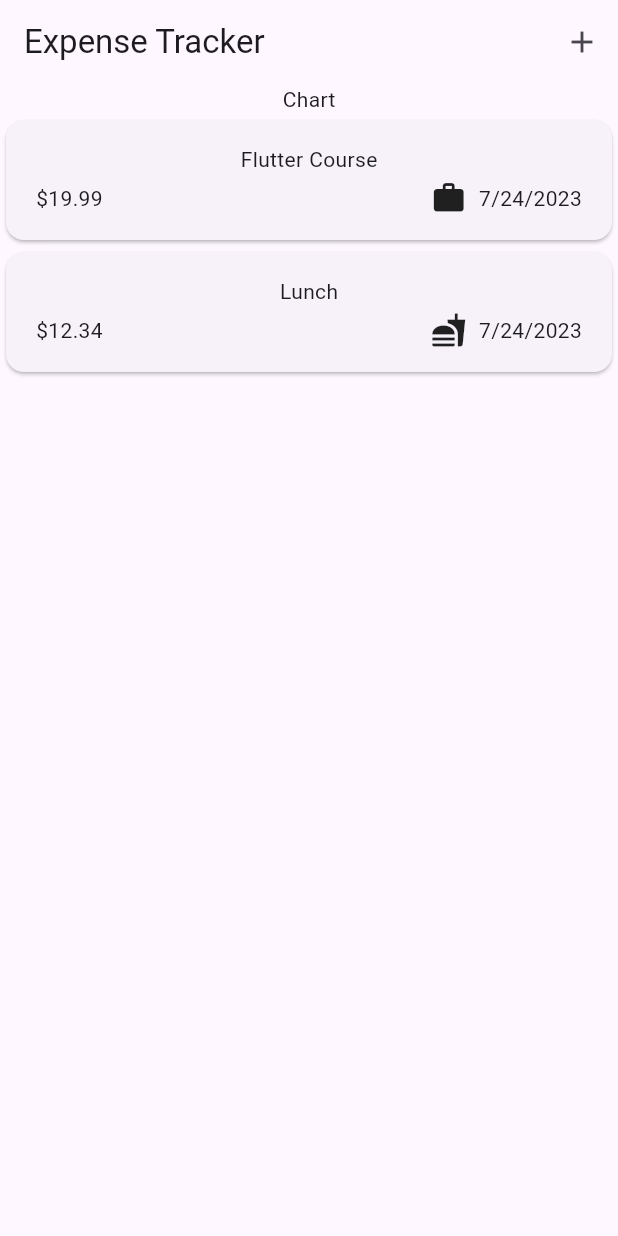
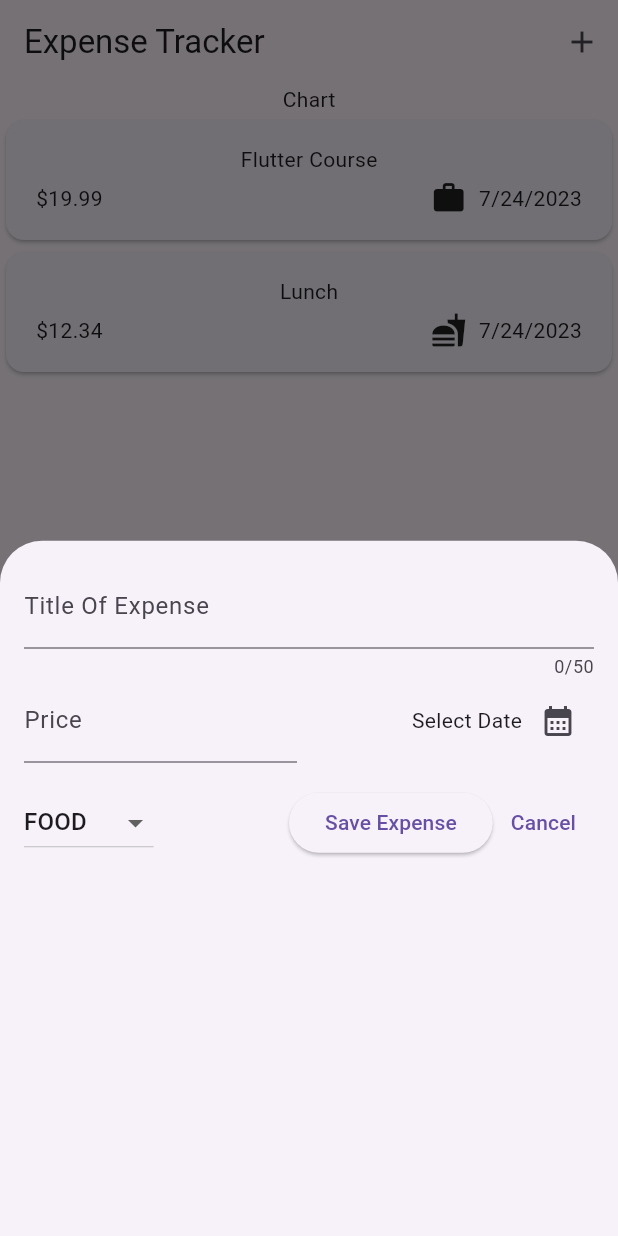
Before and after one commit to tristantanjh/FlutterAndDartGuide2023, a Flutter app: the screen it shows after launch, after a tap on the "add" icon, on a phone screen of 412 x 824 dp. Run offline on Flutter 3.47's test engine with Material 2 defaults, Android fonts, the phone set to English and light mode, and no system bars; our stand-ins replace google_fonts.

Commit message:
Add required input to new expense modal

```diff
--- a/expense_tracker/lib/widgets/expenses.dart
+++ b/expense_tracker/lib/widgets/expenses.dart
@@ -1,4 +1,5 @@
 import 'package:expense_tracker/widgets/expenses_list/expenses_list.dart';
+import 'package:expense_tracker/widgets/new_expense.dart';
 import 'package:flutter/material.dart';
 import 'package:expense_tracker/models/expense.dart';
 
@@ -27,12 +28,19 @@ class _ExpensesState extends State<Expenses> {
     ),
   ];
 
+  void _addNewExpense() {
+    showModalBottomSheet(
+      context: context,
+      builder: (ctx) => const NewExpense(),
+    );
+  }
+
   @override
   Widget build(BuildContext context) {
     return Scaffold(
       appBar: AppBar(title: const Text('Expense Tracker'), actions: [
         IconButton(
-          onPressed: () {},
+          onPressed: _addNewExpense,
           icon: const Icon(Icons.add),
         )
       ]),
--- /dev/null
+++ b/expense_tracker/lib/widgets/new_expense.dart
@@ -0,0 +1,135 @@
+import 'package:flutter/material.dart';
+import 'package:flutter/services.dart';
+import 'package:intl/intl.dart';
+import 'package:expense_tracker/models/expense.dart';
+
+final formatter = DateFormat.yMd();
+
+class NewExpense extends StatefulWidget {
+  const NewExpense({super.key});
+
+  @override
+  State<StatefulWidget> createState() {
+    return _NewExpenseState();
+  }
+}
+
+class _NewExpenseState extends State<NewExpense> {
+  final _titleController = TextEditingController();
+  final _priceController = TextEditingController();
+  DateTime? _chosenDate;
+  Category _selectedCategory = Category.food;
+
+  @override
+  void dispose() {
+    _titleController.dispose();
+    _priceController.dispose();
+    super.dispose();
+  }
+
+  void _showDatePicker() async {
+    final timeNow = DateTime.now();
+    final firstDate = DateTime(timeNow.year - 1, timeNow.month, timeNow.day);
+
+    final userDate = await showDatePicker(
+      context: context,
+      initialDate: timeNow,
+      firstDate: firstDate,
+      lastDate: timeNow,
+    );
+
+    setState(() {
+      _chosenDate = userDate;
+    });
+  }
+
+  @override
+  Widget build(BuildContext context) {
+    return Padding(
+      padding: const EdgeInsets.all(16),
+      child: Column(
+        children: [
+          TextField(
+            controller: _titleController,
+            maxLength: 50,
+            decoration: const InputDecoration(
+              label: Text('Title Of Expense'),
+            ),
+          ),
+          Row(
+            children: [
+              Expanded(
+                child: TextField(
+                  controller: _priceController,
+                  keyboardType:
+                      const TextInputType.numberWithOptions(decimal: true),
+                  inputFormatters: [
+                    FilteringTextInputFormatter.allow(RegExp(r'^\d+\.?\d{0,2}'))
+                  ],
+                  decoration: const InputDecoration(
+                    labelText: 'Price',
+                    prefixText: '\$ ',
+                  ),
+                ),
+              ),
+              const SizedBox(width: 16),
+              Expanded(
+                child: Row(
+                  mainAxisAlignment: MainAxisAlignment.end,
+                  crossAxisAlignment: CrossAxisAlignment.center,
+                  children: [
+                    Text(_chosenDate == null
+                        ? 'Select Date'
+                        : formatter.format(_chosenDate!)),
+                    IconButton(
+                      onPressed: _showDatePicker,
+                      icon: const Icon(Icons.calendar_month),
+                    )
+                  ],
+                ),
+              ),
+            ],
+          ),
+          const SizedBox(
+            height: 16,
+          ),
+          Row(
+            children: [
+              DropdownButton(
+                value: _selectedCategory,
+                items: Category.values
+                    .map((item) => DropdownMenuItem(
+                          value: item,
+                          child: Text(item.name.toUpperCase()),
+                        ))
+                    .toList(),
+                onChanged: (value) {
+                  if (value == null) {
+                    return;
+                  }
+
+                  setState(() {
+                    _selectedCategory = value;
+                  });
+                },
+              ),
+              const Spacer(),
+              ElevatedButton(
+                onPressed: () {
+                  print(_titleController.text);
+                },
+                child: const Text('Save Expense'),
+              ),
+              TextButton(
+                onPressed: () {
+                  Navigator.pop(context);
+                },
+                child: const Text('Cancel'),
+              )
+            ],
+          )
+        ],
+      ),
+    );
+  }
+}
```
